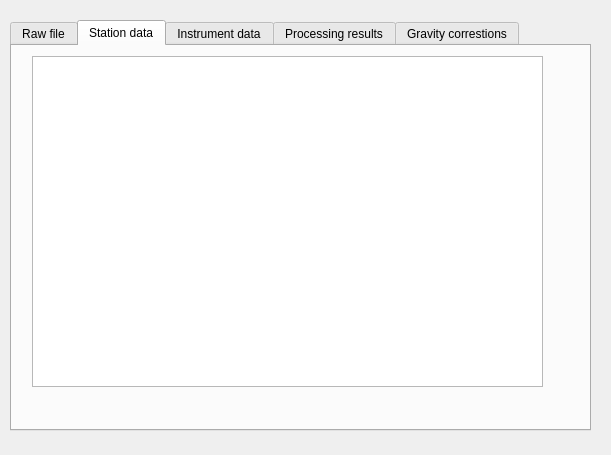
Old version of the form gui/sumarize.ui in the repository milosvalko/Agdas.
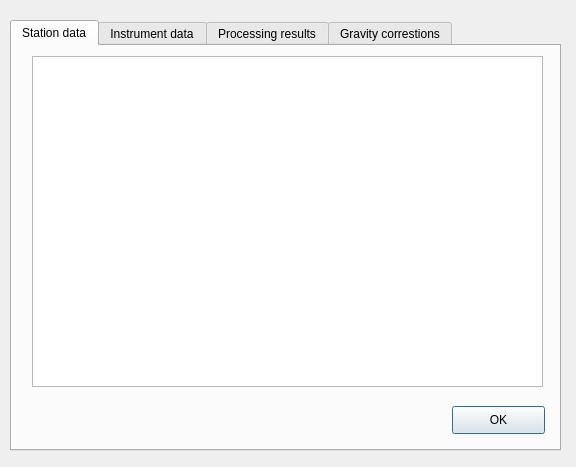
New version of the form. The open tabs and pages were chosen to show the change.

Diff of the .ui file:
```diff
--- a/gui/sumarize.ui
+++ b/gui/sumarize.ui
@@ -6,8 +6,8 @@
    <rect>
     <x>0</x>
     <y>0</y>
-    <width>611</width>
-    <height>455</height>
+    <width>576</width>
+    <height>467</height>
    </rect>
   </property>
   <property name="windowTitle">
@@ -18,28 +18,13 @@
     <rect>
      <x>10</x>
      <y>20</y>
-     <width>581</width>
-     <height>411</height>
+     <width>551</width>
+     <height>431</height>
     </rect>
    </property>
    <property name="currentIndex">
     <number>0</number>
    </property>
-   <widget class="QWidget" name="tab_5">
-    <attribute name="title">
-     <string>Raw file</string>
-    </attribute>
-    <widget class="QTextBrowser" name="raw_tab">
-     <property name="geometry">
-      <rect>
-       <x>30</x>
-       <y>20</y>
-       <width>511</width>
-       <height>331</height>
-      </rect>
-     </property>
-    </widget>
-   </widget>
    <widget class="QWidget" name="tab">
     <attribute name="title">
      <string>Station data</string>
@@ -54,6 +39,19 @@
       </rect>
      </property>
     </widget>
+    <widget class="QPushButton" name="accept_button">
+     <property name="geometry">
+      <rect>
+       <x>440</x>
+       <y>360</y>
+       <width>93</width>
+       <height>28</height>
+      </rect>
+     </property>
+     <property name="text">
+      <string>OK</string>
+     </property>
+    </widget>
    </widget>
    <widget class="QWidget" name="tab_2">
     <attribute name="title">
```
